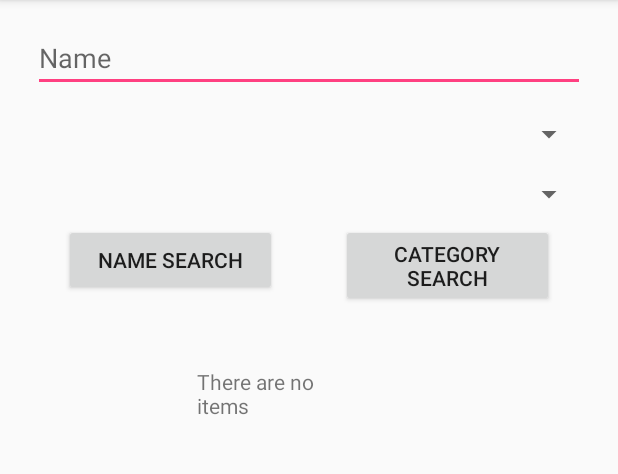
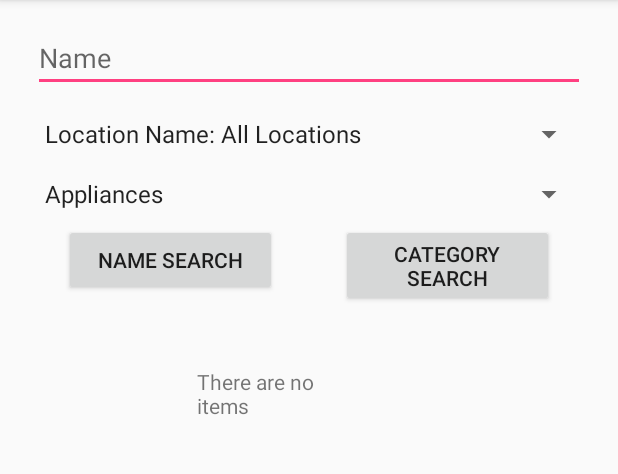
Before and after one commit to srikrishna-duvvuri/HappyThoughts, an Android app: the SearchActivity screen opened directly, with no data from a screen before it, after a tap on "CATEGORY SEARCH", on a phone screen of 412 x 824 dp, the part 84-558 px from its top. Run offline under Robolectric (Android 15) with nearby library versions, the phone set to English and light mode, and no system bars; 3 other taps on this screen came first.

Commit message:
Added Search functionality

```diff
--- a/app/src/main/java/cs2340/happythoughts/Controllers/AddDonationActivity.java
+++ b/app/src/main/java/cs2340/happythoughts/Controllers/AddDonationActivity.java
@@ -14,7 +14,9 @@ import android.widget.TextView;
 import org.w3c.dom.Text;
 
 import cs2340.happythoughts.Models.DonationItem;
+import cs2340.happythoughts.Models.DonationItemsManager;
 import cs2340.happythoughts.Models.Location;
+import cs2340.happythoughts.Models.LocationsManager;
 import cs2340.happythoughts.R;
 
 public class AddDonationActivity extends AppCompatActivity implements AdapterView.OnItemSelectedListener {
@@ -27,6 +29,8 @@ public class AddDonationActivity extends AppCompatActivity implements AdapterVie
     private Spinner itemType;
     private Button add;
     private Button cancel;
+    private DonationItemsManager donationItemsManager = DonationItemsManager.getInstance();
+    private LocationsManager locationsManager = LocationsManager.getInstance();
 
     @Override
     protected void onCreate(Bundle savedInstanceState) {
@@ -59,6 +63,7 @@ public class AddDonationActivity extends AppCompatActivity implements AdapterVie
                         fullDescription.getText().toString(), value.getText().toString(),
                         itemType.getSelectedItem().toString());
                 MainActivity.donationsList.add(item);
+                donationItemsManager.getDonations().add(item);
                 Intent intent = new Intent(AddDonationActivity.this, MainActivity.class);
                 startActivity(intent);
             }
--- a/app/src/main/java/cs2340/happythoughts/Controllers/LocationDetailsActivity.java
+++ b/app/src/main/java/cs2340/happythoughts/Controllers/LocationDetailsActivity.java
@@ -72,7 +72,7 @@ public class LocationDetailsActivity extends AppCompatActivity {
                 intent.putExtra("fulld", localItems.get(position).getFullDescription());
                 intent.putExtra("value", localItems.get(position).getValue());
                 intent.putExtra("time", localItems.get(position).getTime());
-                intent.putExtra("type", localItems.get(position).getValue());
+                intent.putExtra("type", localItems.get(position).getCategory());
                 startActivity(intent);
             }
         });
--- a/app/src/main/java/cs2340/happythoughts/Controllers/MainActivity.java
+++ b/app/src/main/java/cs2340/happythoughts/Controllers/MainActivity.java
@@ -16,7 +16,9 @@ import java.nio.charset.Charset;
 import java.util.ArrayList;
 
 import cs2340.happythoughts.Models.DonationItem;
+import cs2340.happythoughts.Models.DonationItemsManager;
 import cs2340.happythoughts.Models.Location;
+import cs2340.happythoughts.Models.LocationsManager;
 import cs2340.happythoughts.R;
 
 public class MainActivity extends AppCompatActivity {
@@ -27,6 +29,8 @@ public class MainActivity extends AppCompatActivity {
     private ListView locationListView;
     public static ArrayList<DonationItem> donationsList = new ArrayList<>();
     public static String currentUser;
+    private LocationsManager locationsManager = LocationsManager.getInstance();
+    private DonationItemsManager donationItemsManager = DonationItemsManager.getInstance();
 
     @Override
     protected void onCreate(Bundle savedInstanceState) {
@@ -130,6 +134,7 @@ public class MainActivity extends AppCompatActivity {
                 location.setPhoneNumber(tokens[9]);
                 location.setWebsite(tokens[10]);
                 locations.add(location);
+                locationsManager.addLocation(location);
             }
         } catch (IOException e) {
             e.printStackTrace();
--- a/app/src/main/java/cs2340/happythoughts/Controllers/SearchActivity.java
+++ b/app/src/main/java/cs2340/happythoughts/Controllers/SearchActivity.java
@@ -1,15 +1,125 @@
 package cs2340.happythoughts.Controllers;
 
+import android.content.ClipData;
+import android.content.Intent;
+import android.os.Build;
+import android.support.annotation.RequiresApi;
 import android.support.v7.app.AppCompatActivity;
 import android.os.Bundle;
+import android.view.View;
+import android.widget.AdapterView;
+import android.widget.ArrayAdapter;
+import android.widget.ListAdapter;
+import android.widget.ListView;
+import android.widget.Spinner;
+import android.widget.SpinnerAdapter;
+import android.widget.TextView;
 
+import java.util.ArrayList;
+import java.util.List;
+
+import cs2340.happythoughts.Models.Category;
+import cs2340.happythoughts.Models.DonationItem;
+import cs2340.happythoughts.Models.DonationItemsManager;
+import cs2340.happythoughts.Models.Location;
+import cs2340.happythoughts.Models.LocationsManager;
 import cs2340.happythoughts.R;
 
 public class SearchActivity extends AppCompatActivity {
+
+    private TextView name;
+    private Spinner locationSpinner;
+    private List<Location> locations;
+    private Spinner categorySpinner;
+    private ListView donationList;
+    private TextView message;
+
+    private DonationItemsManager donationItemsManager = DonationItemsManager.getInstance();
+    private LocationsManager locationsManager = LocationsManager.getInstance();
+
+    private ArrayList<DonationItem> returnList;
+    private ArrayAdapter<DonationItem> donationAdapter;
 
     @Override
     protected void onCreate(Bundle savedInstanceState) {
         super.onCreate(savedInstanceState);
         setContentView(R.layout.activity_search);
+
+        categorySpinner = findViewById(R.id.categorySpinner);
+        locationSpinner = findViewById(R.id.locationSpinner);
+
+        locations = locationsManager.getLocations();
+        locations.add(0, locationsManager.getAllLocation());
+        SpinnerAdapter locationAdapter = new ArrayAdapter<>(this, android.R.layout.simple_spinner_item, locations);
+        locationSpinner.setAdapter(locationAdapter);
+
+        SpinnerAdapter categoryArrayAdapter = new ArrayAdapter<>(this,android.R.layout.simple_spinner_item, Category.values());
+        ((ArrayAdapter) categoryArrayAdapter).setDropDownViewResource(android.R.layout.simple_spinner_dropdown_item);
+        categorySpinner.setAdapter(categoryArrayAdapter);
+
+        donationList = findViewById(R.id.donationList);
+        returnList = new ArrayList<>();
+
+        String[] array = new String[returnList.size()];
+
+        ArrayAdapter<String> donationAdapter = new ArrayAdapter<>(this, R.layout.simple_list_item_1, array);
+        donationList.setAdapter(donationAdapter);
+
+        donationList.setOnItemClickListener(new AdapterView.OnItemClickListener() {
+            @Override
+            public void onItemClick(AdapterView<?> parent, View view, int position, long id) {
+                Intent intent = new Intent(SearchActivity.this, ItemDetailsActivity.class);
+                intent.putExtra("location", returnList.get(position).getLocation().getName());
+                intent.putExtra("shortd", returnList.get(position).getShortDescription());
+                intent.putExtra("fulld", returnList.get(position).getFullDescription());
+                intent.putExtra("value", returnList.get(position).getValue());
+                intent.putExtra("time", returnList.get(position).getTime());
+                intent.putExtra("type", returnList.get(position).getCategory());
+                startActivity(intent);
+            }
+        });
+
+        this.message = findViewById(R.id.message);
+        message.setVisibility(View.GONE);
+
+        this.name = findViewById(R.id.name);
+        this.locationSpinner = findViewById(R.id.locationSpinner);
+        this.categorySpinner = findViewById(R.id.categorySpinner);
+    }
+
+    @RequiresApi(api = Build.VERSION_CODES.N)
+    public void onSearchByCategory(View view) {
+        message.setVisibility(View.GONE);
+        returnList = donationItemsManager.searchByCategory((Location) locationSpinner.getSelectedItem(),
+                (Category) categorySpinner.getSelectedItem());
+
+        String[] array = new String[returnList.size()];
+        for (int i = 0; i < returnList.size(); i++) {
+            array[i] = returnList.get(i).getShortDescription();
+        }
+
+        ArrayAdapter<String> donationAdapter = new ArrayAdapter<>(this, R.layout.simple_list_item_1, array);
+        donationList.setAdapter(donationAdapter);
+        if (returnList.size() == 0) {
+            message.setVisibility(View.VISIBLE);
+        }
+    }
+
+    @RequiresApi(api = Build.VERSION_CODES.N)
+    public void onSearchByName(View view) {
+        message.setVisibility(View.GONE);
+        returnList = donationItemsManager.searchByName((Location) locationSpinner.getSelectedItem(),
+                name.getText().toString());
+
+        String[] array = new String[returnList.size()];
+        for (int i = 0; i < returnList.size(); i++) {
+            array[i] = returnList.get(i).getShortDescription();
+        }
+
+        ArrayAdapter<String> donationAdapter = new ArrayAdapter<>(this, R.layout.simple_list_item_1, array);
+        donationList.setAdapter(donationAdapter);
+        if (returnList.size() == 0) {
+            message.setVisibility(View.VISIBLE);
+        }
     }
 }
--- /dev/null
+++ b/app/src/main/java/cs2340/happythoughts/Models/LocationsManager.java
@@ -0,0 +1,34 @@
+package cs2340.happythoughts.Models;
+
+import java.util.ArrayList;
+import java.util.List;
+
+public class LocationsManager {
+
+    private static final LocationsManager instance = new LocationsManager();
+
+    private List<Location> locations;
+
+    private static final Location allLocations = new Location(-1, "All Locations", 0, 0,
+            "", "", "", "", null, "", "");
+
+    private LocationsManager() {
+        locations = new ArrayList<>();
+    }
+
+    public static LocationsManager getInstance() {
+        return instance;
+    }
+
+    public List<Location> getLocations() {
+        return locations;
+    }
+
+    public void addLocation(Location location) {
+        locations.add(location);
+    }
+
+    public Location getAllLocation() {
+        return allLocations;
+    }
+}
```
Also changed, not shown: app/src/main/java/cs2340/happythoughts/Models/Category.java (added, +25 -0 lines), app/src/main/java/cs2340/happythoughts/Models/DonationItemsManager.java (added, +87 -0 lines).
